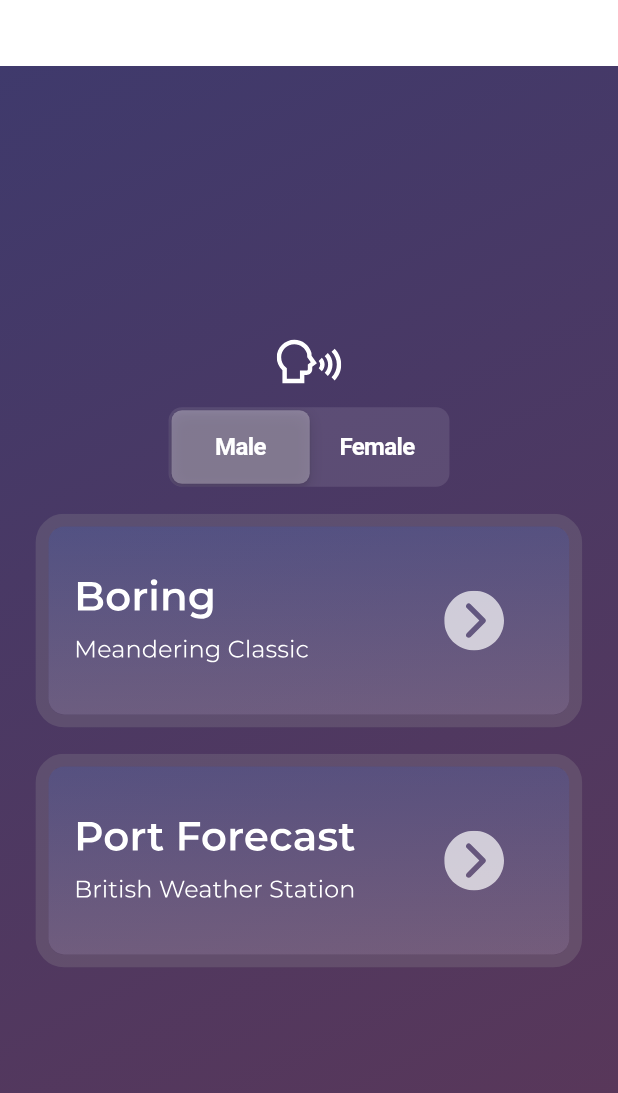
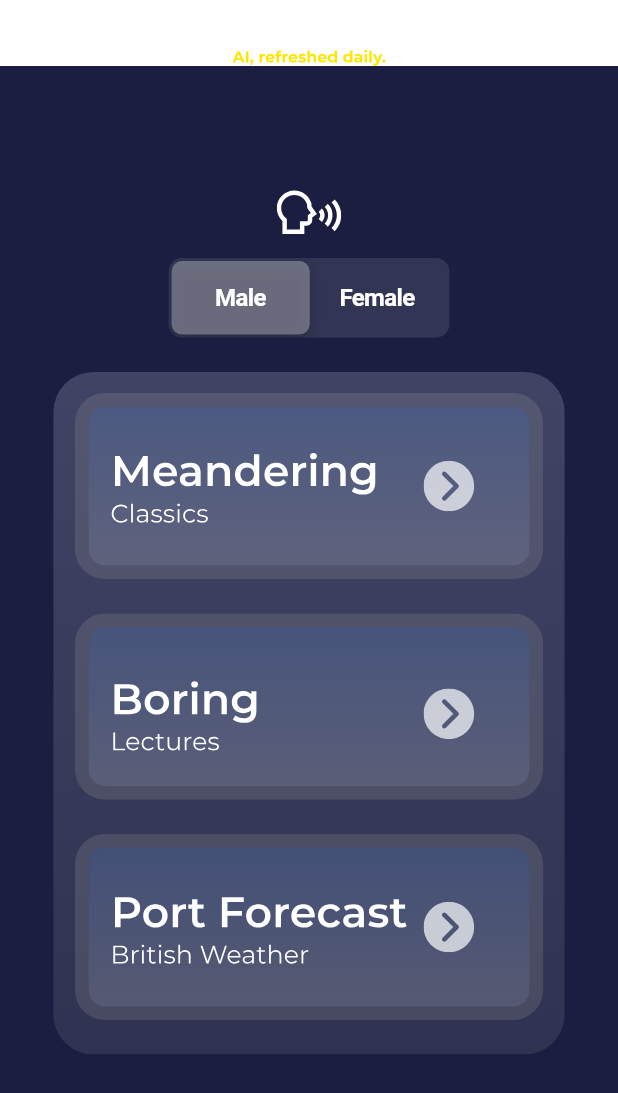
Before and after one commit to meanderingsleep/meandering-app, a Flutter app: the screen it shows after launch, on a phone screen of 412 x 824 dp. Shown: the top 1093 px of the screen. Run offline on Flutter 3.47's test engine with Material 3 defaults, Android fonts, the phone set to English and light mode, and no system bars; our stand-ins replace firebase_core, firebase_crashlytics, flutter_dotenv, flutter_svg, just_audio, just_audio_background and 1 more; missing offline and left inert: audio_session; accounts and stored records are empty.

Commit message:
Refactored the home screen UI look. Deleted unused assets.

```diff
--- a/sleepless_app/lib/common.dart
+++ b/sleepless_app/lib/common.dart
@@ -4,14 +4,7 @@ import 'package:flutter/material.dart';
 T? ambiguate<T>(T? value) => value;
 
 const screenDecoration = BoxDecoration(
-  gradient: LinearGradient(
-    begin: Alignment.topLeft,
-    end: Alignment.bottomRight,
-    colors: [
-      Color(0xFF3E3A6D),  // A darker indigo shade
-      Color(0xFF5B3758),
-      ]
-    )
+  color: Color(0xFF1B1E40)
 );
 
 class SeekBar extends StatefulWidget {
--- a/sleepless_app/lib/home_screen.dart
+++ b/sleepless_app/lib/home_screen.dart
@@ -19,23 +19,14 @@ class _HomeScreenState extends State<HomeScreen> {
   Widget build(BuildContext context) {
     return CupertinoPageScaffold(
       navigationBar: CupertinoNavigationBar(
-        middle: SizedBox (
-          width: 150,
-          height: 60,
-          child: SvgPicture.asset(
+          middle: SvgPicture.asset(
             'assets/images/logo.svg',
-            fit: BoxFit.contain,
-          ),
           ),
           backgroundColor: Colors.transparent
       ),
       child: Container(
         constraints: const BoxConstraints.expand(),
         decoration: screenDecoration,
-        child: SafeArea(
-          child: Column(
-            children: <Widget>[
-              Expanded(
         child: Column(
           mainAxisAlignment: MainAxisAlignment.center,
           crossAxisAlignment: CrossAxisAlignment.center,
@@ -48,29 +39,35 @@ class _HomeScreenState extends State<HomeScreen> {
               padding: const EdgeInsets.only(bottom: 13.0),
               child: CupertinoSlidingSegmentedControl<String>(
                 key: const Key('genderSlider'),
-                        backgroundColor: Colors.white10, // Semi-transparent background
-                        thumbColor: Colors.white30, // White thumb for better visibility
+                backgroundColor: Colors.white10,
+                // Semi-transparent background
+                thumbColor: Colors.white30,
+                // White thumb for better visibility
                 children: const {
                   'male': Padding(
-                            padding: EdgeInsets.symmetric(vertical: 10.0, horizontal: 10.0),
+                    padding: EdgeInsets.symmetric(
+                        vertical: 10.0, horizontal: 10.0),
                     child: Text('Male',
                         key: Key('maleKey'),
                         style: TextStyle(
                           fontSize: 16.0,
                           fontWeight: FontWeight.bold,
                           decoration: TextDecoration.none,
-                                  color: Colors.white, // Changed to white for better contrast
+                          color: Colors
+                              .white, // Changed to white for better contrast
                         )),
                   ),
                   'female': Padding(
-                            padding: EdgeInsets.symmetric(vertical: 15.0, horizontal: 10.0),
+                    padding: EdgeInsets.symmetric(
+                        vertical: 15.0, horizontal: 10.0),
                     child: Text('Female',
                         key: Key('femaleKey'),
                         style: TextStyle(
                           fontSize: 16.0,
                           fontWeight: FontWeight.bold,
                           decoration: TextDecoration.none,
-                                  color: Colors.white, // Changed to white for better contrast
+                          color: Colors
+                              .white, // Changed to white for better contrast
                         )),
                   ),
                 },
@@ -82,33 +79,67 @@ class _HomeScreenState extends State<HomeScreen> {
                 groupValue: _selectedGender,
               ),
             ),
+            Stack(
+                alignment: Alignment.center,
+                children: <Widget>[
+                  Container(
+                    padding: const EdgeInsets.symmetric(
+                        horizontal: 25.0, vertical: 10.0),
+                    child: SvgPicture.asset(
+                        'assets/images/buttoncontainer.svg'),
+                  ),
+                  Column(
+                      children: [
                         CupertinoButton(
-                      padding: const EdgeInsets.symmetric(horizontal: 20.0, vertical: 1.0),
-                      child: SvgPicture.asset('assets/images/playnightly.svg'),
+                          padding: const EdgeInsets.symmetric(
+                              horizontal: 25.0, vertical: 7.0),
+                          child: SvgPicture.asset(
+                              'assets/images/meanderingbutton.svg'),
                           onPressed: () {
                             _selectedStory = 'classic';
                             Navigator.push(
                               context,
-                          MaterialPageRoute(builder: (context) => PlayScreen(selectedGender: _selectedGender, selectedStory: _selectedStory)),
+                              MaterialPageRoute(builder: (context) =>
+                                  PlayScreen(selectedGender: _selectedGender,
+                                      selectedStory: _selectedStory)),
                             );
                           },
                         ),
                         CupertinoButton(
-                      padding: const EdgeInsets.symmetric(horizontal: 20.0, vertical: 1.0),
-                      child: SvgPicture.asset('assets/images/boringweather.svg'),
+                          padding: const EdgeInsets.symmetric(
+                              horizontal: 25.0, vertical: 7.0),
+                          child: SvgPicture.asset(
+                              'assets/images/boringbutton.svg'),
+                          onPressed: () {
+                            _selectedStory = 'boring';
+                            Navigator.push(
+                              context,
+                              MaterialPageRoute(builder: (context) =>
+                                  PlayScreen(selectedGender: _selectedGender,
+                                      selectedStory: _selectedStory)),
+                            );
+                          },
+                        ),
+                        CupertinoButton(
+                          padding: const EdgeInsets.symmetric(
+                              horizontal: 25.0, vertical: 7.0),
+                          child: SvgPicture.asset(
+                              'assets/images/portbutton.svg'),
                           onPressed: () {
                             _selectedStory = 'weather';
                             Navigator.push(
                               context,
-                          MaterialPageRoute(builder: (context) => PlayScreen(selectedGender: _selectedGender, selectedStory: _selectedStory)),
+                              MaterialPageRoute(builder: (context) =>
+                                  PlayScreen(selectedGender: _selectedGender,
+                                      selectedStory: _selectedStory)),
                             );
                           },
                         ),
-                  ],
-                ),
+                      ]
+                  )
+                ]
             ),
           ],
-          ),
         ),
       ),
     );
```
Also changed, not shown: sleepless_app/assets/images/boringbutton.svg (added), sleepless_app/assets/images/buttoncontainer.svg (added), sleepless_app/assets/images/classicthumbnail.png (deleted), sleepless_app/assets/images/female.svg (deleted), sleepless_app/assets/images/logo.svg, sleepless_app/assets/images/male.svg (deleted), sleepless_app/assets/images/meanderingbutton.svg (added), sleepless_app/assets/images/playnightly.svg (deleted), sleepless_app/assets/images/portbutton.svg (added), sleepless_app/assets/images/weatherthumbnail.png (deleted). Lines whose indentation alone changed are shown as unchanged.
